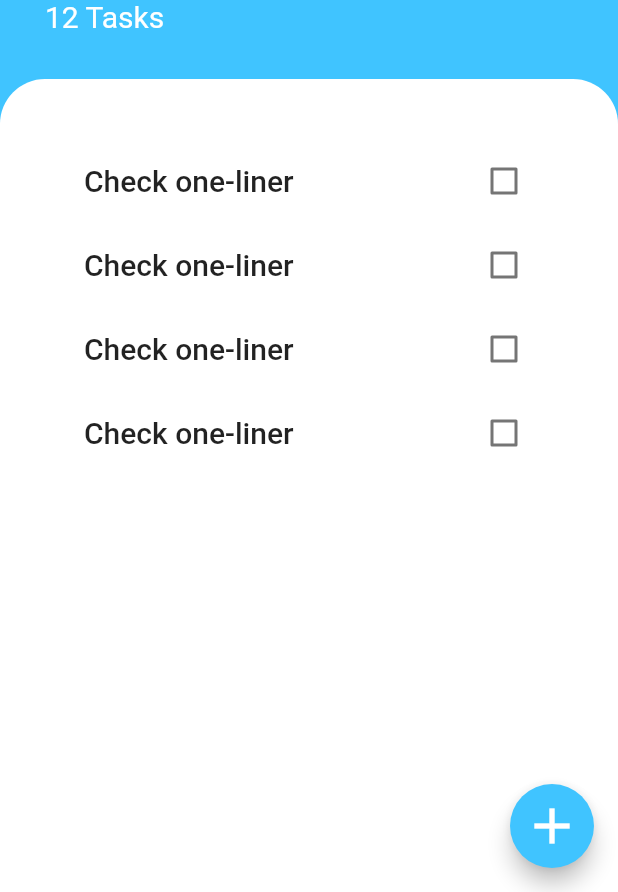
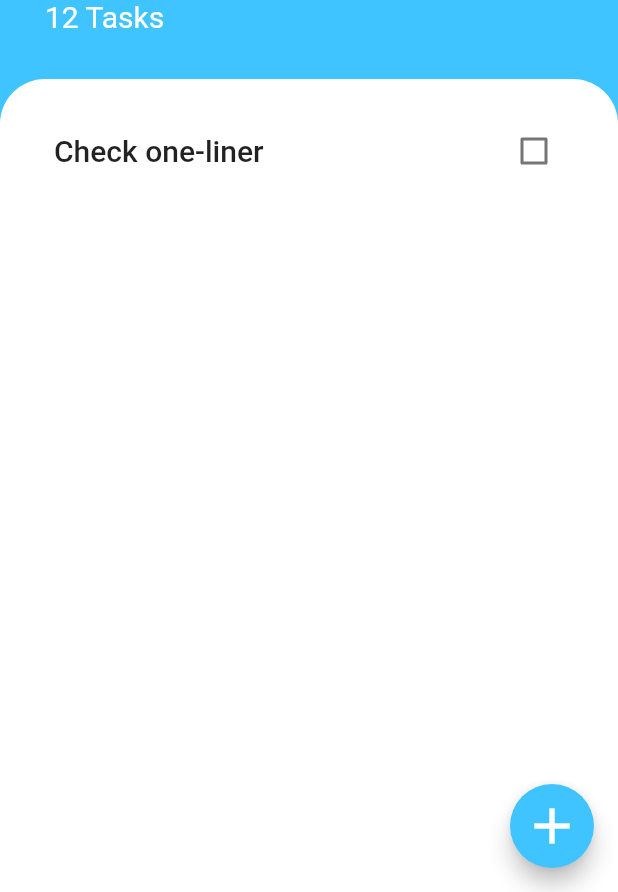
Before and after one commit to StanislawNagorski/Tudusik, a Flutter app: the screen it shows after launch, on a phone screen of 412 x 824 dp, the part 344-1236 px from its top. Run offline on Flutter 3.47's test engine with Material 2 defaults, Android fonts, the phone set to English and light mode, and no system bars.

Commit message:
tasksList and SingleTask extracted from screen to components

```diff
--- /dev/null
+++ b/lib/components/task_single.dart
@@ -0,0 +1,20 @@
+import 'package:flutter/material.dart';
+
+class SingleTask extends StatelessWidget {
+  const SingleTask({
+    Key key,
+  }) : super(key: key);
+
+  @override
+  Widget build(BuildContext context) {
+    return CheckboxListTile(
+      title: Text(
+        'Check one-liner',
+        style:
+        TextStyle(fontSize: 20.0, fontWeight: FontWeight.w500),
+      ),
+      value: false,
+      onChanged: (value) {},
+    );
+  }
+}
--- /dev/null
+++ b/lib/components/tasks_list.dart
@@ -0,0 +1,14 @@
+import 'package:flutter/material.dart';
+import 'package:to_do/components/task_single.dart';
+
+class TasksList extends StatelessWidget {
+  @override
+  Widget build(BuildContext context) {
+    return ListView(
+      padding: EdgeInsets.all(20.0),
+      children: [
+        SingleTask(),
+      ],
+    );
+  }
+}
--- a/lib/screens/tasks_screen.dart
+++ b/lib/screens/tasks_screen.dart
@@ -1,4 +1,5 @@
 import 'package:flutter/material.dart';
+import 'package:to_do/components/tasks_list.dart';
 
 class TasksScreen extends StatelessWidget {
   @override
@@ -40,48 +41,7 @@ class TasksScreen extends StatelessWidget {
           ),
           Expanded(
               child: Container(
-            child: ListView(
-              padding: EdgeInsets.all(40.0),
-              children: [
-                CheckboxListTile(
-                    title: Text(
-                      'Check one-liner',
-                      style: TextStyle(
-                          fontSize: 20.0, fontWeight: FontWeight.w500),
-                    ),
-                    value: false,
-                    onChanged: (value) {},
-                ),
-                CheckboxListTile(
-                    title: Text(
-                      'Check one-liner',
-                      style: TextStyle(
-                          fontSize: 20.0, fontWeight: FontWeight.w500),
-                    ),
-                    value: false,
-                    onChanged: (value) {},),
-                CheckboxListTile(
-                  title: Text(
-                    'Check one-liner',
-                    style:
-                        TextStyle(fontSize: 20.0, fontWeight: FontWeight.w500),
-                  ),
-                  value: false,
-                  onChanged: (value) {},
-
-          ),
-                CheckboxListTile(
-                  title: Text(
-                    'Check one-liner',
-                    style:
-                        TextStyle(fontSize: 20.0, fontWeight: FontWeight.w500),
-                  ),
-                  value: false,
-                  onChanged: (value) {},
-
-                ),
-              ],
-            ),
+            child: TasksList(),
             decoration: BoxDecoration(
                 color: Colors.white,
                 borderRadius: BorderRadius.only(
```
